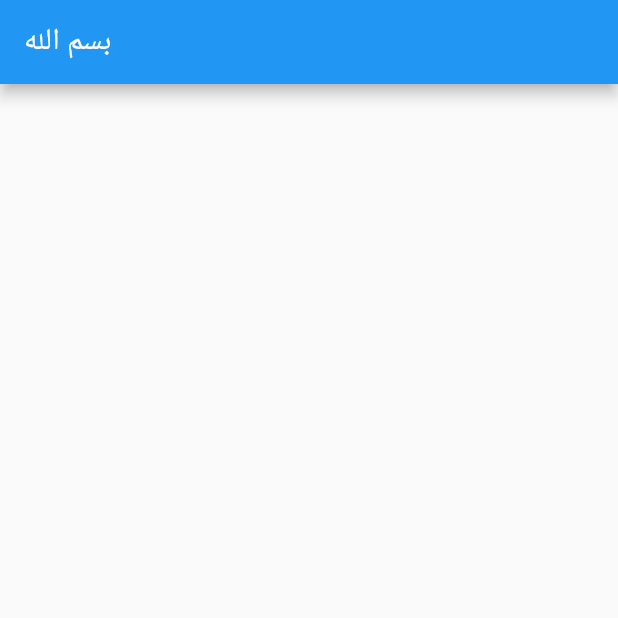
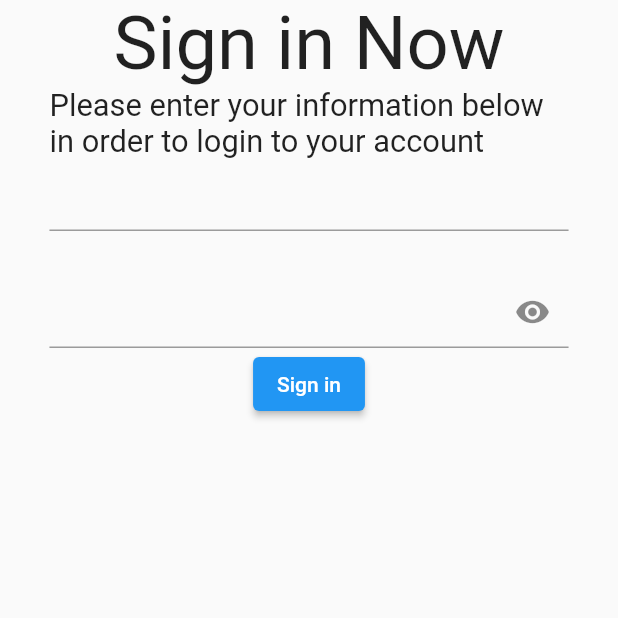
Before and after one commit to xmrdot0/dal, a Flutter app: the screen it shows after launch, on a phone screen of 412 x 824 dp, the top half of it. Run offline on Flutter 3.47's test engine with Material 2 defaults, Android fonts, the light colour scheme and no system bars; our stand-ins replace bloc, firebase_auth, flutter_bloc; accounts and stored records are empty.

Commit message:
auth progress

```diff
--- /dev/null
+++ b/l10n.yaml
@@ -0,0 +1,3 @@
+arb-dir: lib/l10n
+template-arb-file: app_en.arb
+output-localization-file: app_localizations.dart
--- /dev/null
+++ b/lib/l10n/app_ar.arb
@@ -0,0 +1,3 @@
+{
+    "besm":"بسم الله"
+}
--- /dev/null
+++ b/lib/l10n/app_en.arb
@@ -0,0 +1,3 @@
+{
+    "besm":"Besm Allah"
+}
--- a/lib/main.dart
+++ b/lib/main.dart
@@ -1,6 +1,10 @@
 import 'package:dal/presentation/core/my_app.dart';
+import 'package:dal/state_management/auth/login_cubit/bloc_observer.dart';
 import 'package:flutter/material.dart';
+import 'package:flutter_bloc/flutter_bloc.dart';
 
 void main() {
+  Bloc.observer = MyBlocObserver();
+
   runApp(const MyApp());
 }
--- /dev/null
+++ b/lib/models/auth/i_auth/i_auth_facade.dart
@@ -0,0 +1,3 @@
+abstract class IAuthFacade {
+  Future signInWithEmailAndPassword(String? email, String? password);
+}
--- /dev/null
+++ b/lib/presentation/auth/login/login_screen.dart
@@ -0,0 +1,36 @@
+import 'package:flutter/material.dart';
+
+class LoginScreen extends StatelessWidget {
+  const LoginScreen({Key? key}) : super(key: key);
+
+  @override
+  Widget build(BuildContext context) {
+    double width = MediaQuery.of(context).size.width;
+    double height = MediaQuery.of(context).size.height;
+    return Scaffold(
+      body: Padding(
+        padding: EdgeInsets.symmetric(horizontal: width * 0.08),
+        child: Column(
+          children: [
+            Text(
+              'Sign in Now',
+              style: TextStyle(fontSize: width * 0.12),
+            ),
+            Text(
+              'Please enter your information below in order to login to your account',
+              style: TextStyle(fontSize: width * 0.05),
+            ),
+            TextFormField(),
+            SizedBox(
+              height: 30,
+            ),
+            TextFormField(
+              decoration: InputDecoration(suffixIcon: Icon(Icons.visibility)),
+            ),
+            ElevatedButton(onPressed: () {}, child: Text("Sign in"))
+          ],
+        ),
+      ),
+    );
+  }
+}
--- a/lib/presentation/core/my_app.dart
+++ b/lib/presentation/core/my_app.dart
@@ -1,15 +1,26 @@
+import 'package:dal/presentation/auth/login/login_screen.dart';
 import 'package:dal/presentation/landing/landing_screen.dart';
 import 'package:flutter/material.dart';
+import 'package:flutter_localizations/flutter_localizations.dart';
 
 class MyApp extends StatelessWidget {
-  const MyApp({ Key? key }) : super(key: key);
+  const MyApp({Key? key}) : super(key: key);
 
   @override
   Widget build(BuildContext context) {
-    return MaterialApp(
-      title:'dal',
-      home: LandingScreen(),
-
+    return const MaterialApp(
+      debugShowCheckedModeBanner: false,
+      title: 'dal',
+      localizationsDelegates: [
+        GlobalMaterialLocalizations.delegate,
+        GlobalWidgetsLocalizations.delegate,
+        GlobalCupertinoLocalizations.delegate,
+      ],
+      supportedLocales: [
+        Locale('en', ''), // English, no country code
+        Locale('ar', ''), // Spanish, no country code
+      ],
+      home: LoginScreen(),
     );
   }
 }
--- a/lib/presentation/landing/landing_screen.dart
+++ b/lib/presentation/landing/landing_screen.dart
@@ -7,7 +7,7 @@ class LandingScreen extends StatelessWidget {
   Widget build(BuildContext context) {
     return Scaffold(
       appBar: AppBar(
-        title:const Text("بسم الله"),
+        title: const Text("بسم الله"),
       ),
     );
   }
--- /dev/null
+++ b/lib/state_management/auth/login_cubit/login_cubit.dart
@@ -0,0 +1,14 @@
+import 'package:bloc/bloc.dart';
+import 'package:meta/meta.dart';
+
+part 'login_state.dart';
+
+class LoginCubit extends Cubit<LoginState> {
+  LoginCubit() : super(LoginInitial());
+
+
+
+  void signInPressed({@required String? email, @required String? password}) {
+
+  }
+}
```
Also changed, not shown: lib/infrastructure/auth/firebase_auth_facade/firebase_auth_facade.dart (added, +13 -0 lines), lib/state_management/auth/login_cubit/bloc_observer.dart (added, +27 -0 lines), lib/state_management/auth/login_cubit/login_state.dart (added, +16 -0 lines), pubspec.yaml (+13 -20 lines), pubspec.lock, 3 other files.
